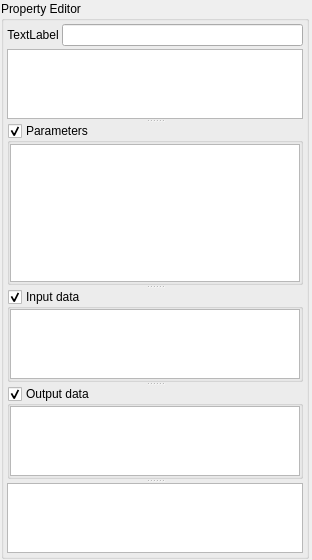
First picture: the form in src/plugins/workflow_designer/src/ui/WorkflowEditorWidget.ui, repository violethaze74/ugene, before the edit.
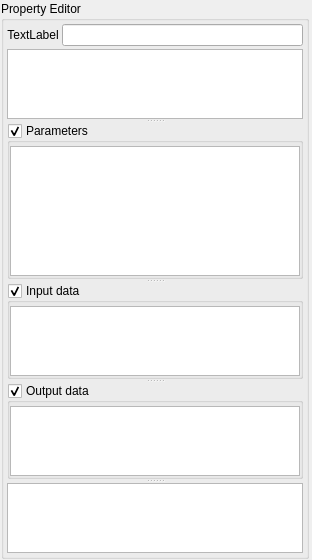
Second picture: the form after the edit. Icons and pictures are not drawn. Custom widgets are drawn as their Qt base class.

Diff of the .ui file:
```diff
--- a/src/plugins/workflow_designer/src/ui/WorkflowEditorWidget.ui
+++ b/src/plugins/workflow_designer/src/ui/WorkflowEditorWidget.ui
@@ -192,7 +192,7 @@
            <number>0</number>
           </property>
           <property name="topMargin">
-           <number>1</number>
+           <number>3</number>
           </property>
           <property name="rightMargin">
            <number>0</number>
@@ -289,7 +289,7 @@
            <number>0</number>
           </property>
           <property name="topMargin">
-           <number>0</number>
+           <number>3</number>
           </property>
           <property name="rightMargin">
            <number>0</number>
@@ -336,7 +336,7 @@
            <number>0</number>
           </property>
           <property name="topMargin">
-           <number>0</number>
+           <number>3</number>
           </property>
           <property name="rightMargin">
            <number>0</number>
```
